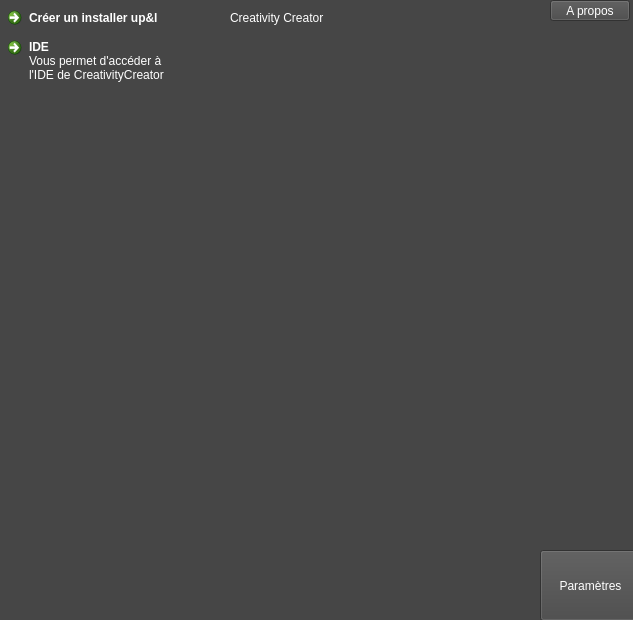
Old version of the form Files/CreativityCreator-Source/main_wind.ui in the repository SuperAtraction/CreativityCreator.
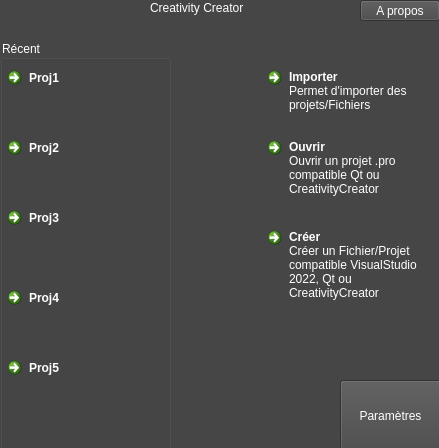
New version of the form. Icons and pictures are not drawn.

The edit to the form file:
```diff
--- a/Files/CreativityCreator-Source/main_wind.ui
+++ b/Files/CreativityCreator-Source/main_wind.ui
@@ -6,8 +6,8 @@
    <rect>
     <x>0</x>
     <y>0</y>
-    <width>633</width>
-    <height>620</height>
+    <width>439</width>
+    <height>448</height>
    </rect>
   </property>
   <property name="windowTitle">
@@ -19,10 +19,10 @@
   <widget class="QCommandLinkButton" name="commandLinkButton">
    <property name="geometry">
     <rect>
-     <x>0</x>
-     <y>0</y>
+     <x>260</x>
+     <y>60</y>
      <width>181</width>
-     <height>41</height>
+     <height>71</height>
     </rect>
    </property>
    <property name="toolTip">
@@ -32,14 +32,17 @@
     <string notr="true">color: rgb(255, 255, 255);</string>
    </property>
    <property name="text">
-    <string>Créer un installer up&amp;&amp;l</string>
+    <string>Importer</string>
+   </property>
+   <property name="description">
+    <string>Permet d'importer des projets/Fichiers</string>
    </property>
   </widget>
   <widget class="QLabel" name="Name">
    <property name="geometry">
     <rect>
-     <x>230</x>
-     <y>10</y>
+     <x>150</x>
+     <y>0</y>
      <width>101</width>
      <height>16</height>
     </rect>
@@ -54,26 +57,30 @@
   <widget class="QCommandLinkButton" name="IDE">
    <property name="geometry">
     <rect>
-     <x>0</x>
-     <y>30</y>
+     <x>260</x>
+     <y>130</y>
      <width>181</width>
-     <height>71</height>
+     <height>81</height>
     </rect>
    </property>
    <property name="styleSheet">
     <string notr="true">color: rgb(255, 255, 255);</string>
    </property>
    <property name="text">
-    <string>IDE</string>
+    <string>Ouvrir</string>
+   </property>
+   <property name="icon">
+    <iconset>
+     <normaloff>../build-CreativityCreator-Desktop_Qt_6_2_1_MinGW_64_bit-Release/release/Textures/Text/Open.PNG</normaloff>../build-CreativityCreator-Desktop_Qt_6_2_1_MinGW_64_bit-Release/release/Textures/Text/Open.PNG</iconset>
    </property>
    <property name="description">
-    <string>Vous permet d'accéder à l'IDE de CreativityCreator</string>
+    <string>Ouvrir un projet .pro compatible Qt ou CreativityCreator</string>
    </property>
   </widget>
   <widget class="QPushButton" name="About">
    <property name="geometry">
     <rect>
-     <x>550</x>
+     <x>360</x>
      <y>0</y>
      <width>80</width>
      <height>21</height>
@@ -89,8 +96,8 @@
   <widget class="QPushButton" name="Settings">
    <property name="geometry">
     <rect>
-     <x>540</x>
-     <y>550</y>
+     <x>340</x>
+     <y>380</y>
      <width>101</width>
      <height>71</height>
     </rect>
@@ -102,6 +109,125 @@
     <string>Paramètres</string>
    </property>
   </widget>
+  <widget class="QCommandLinkButton" name="Create">
+   <property name="geometry">
+    <rect>
+     <x>260</x>
+     <y>220</y>
+     <width>181</width>
+     <height>101</height>
+    </rect>
+   </property>
+   <property name="styleSheet">
+    <string notr="true">color: rgb(255, 255, 255);</string>
+   </property>
+   <property name="text">
+    <string>Créer</string>
+   </property>
+   <property name="icon">
+    <iconset>
+     <normaloff>../build-CreativityCreator-Desktop_Qt_6_2_1_MinGW_64_bit-Release/release/Textures/Text/New.PNG</normaloff>../build-CreativityCreator-Desktop_Qt_6_2_1_MinGW_64_bit-Release/release/Textures/Text/New.PNG</iconset>
+   </property>
+   <property name="description">
+    <string>Créer un Fichier/Projet compatible VisualStudio 2022, Qt ou CreativityCreator</string>
+   </property>
+  </widget>
+  <widget class="QGroupBox" name="Recent">
+   <property name="geometry">
+    <rect>
+     <x>0</x>
+     <y>40</y>
+     <width>171</width>
+     <height>411</height>
+    </rect>
+   </property>
+   <property name="styleSheet">
+    <string notr="true">color: rgb(255, 255, 255);</string>
+   </property>
+   <property name="title">
+    <string>Récent</string>
+   </property>
+   <widget class="QCommandLinkButton" name="Recent1">
+    <property name="geometry">
+     <rect>
+      <x>0</x>
+      <y>20</y>
+      <width>168</width>
+      <height>71</height>
+     </rect>
+    </property>
+    <property name="styleSheet">
+     <string notr="true">color: rgb(255, 255, 255);</string>
+    </property>
+    <property name="text">
+     <string>Proj1</string>
+    </property>
+   </widget>
+   <widget class="QCommandLinkButton" name="Recent2">
+    <property name="geometry">
+     <rect>
+      <x>0</x>
+      <y>90</y>
+      <width>168</width>
+      <height>71</height>
+     </rect>
+    </property>
+    <property name="styleSheet">
+     <string notr="true">color: rgb(255, 255, 255);</string>
+    </property>
+    <property name="text">
+     <string>Proj2</string>
+    </property>
+   </widget>
+   <widget class="QCommandLinkButton" name="Recent3">
+    <property name="geometry">
+     <rect>
+      <x>0</x>
+      <y>160</y>
+      <width>168</width>
+      <height>71</height>
+     </rect>
+    </property>
+    <property name="styleSheet">
+     <string notr="true">color: rgb(255, 255, 255);</string>
+    </property>
+    <property name="text">
+     <string>Proj3</string>
+    </property>
+   </widget>
+   <widget class="QCommandLinkButton" name="Recent4">
+    <property name="geometry">
+     <rect>
+      <x>0</x>
+      <y>240</y>
+      <width>168</width>
+      <height>71</height>
+     </rect>
+    </property>
+    <property name="styleSheet">
+     <string notr="true">color: rgb(255, 255, 255);</string>
+    </property>
+    <property name="text">
+     <string>Proj4</string>
+    </property>
+   </widget>
+   <widget class="QCommandLinkButton" name="Recent5">
+    <property name="geometry">
+     <rect>
+      <x>0</x>
+      <y>310</y>
+      <width>168</width>
+      <height>71</height>
+     </rect>
+    </property>
+    <property name="styleSheet">
+     <string notr="true">color: rgb(255, 255, 255);</string>
+    </property>
+    <property name="text">
+     <string>Proj5</string>
+    </property>
+   </widget>
+  </widget>
  </widget>
  <resources/>
  <connections/>
```
Left out of the diff: 8 changed lines with no effect on the pictures.
